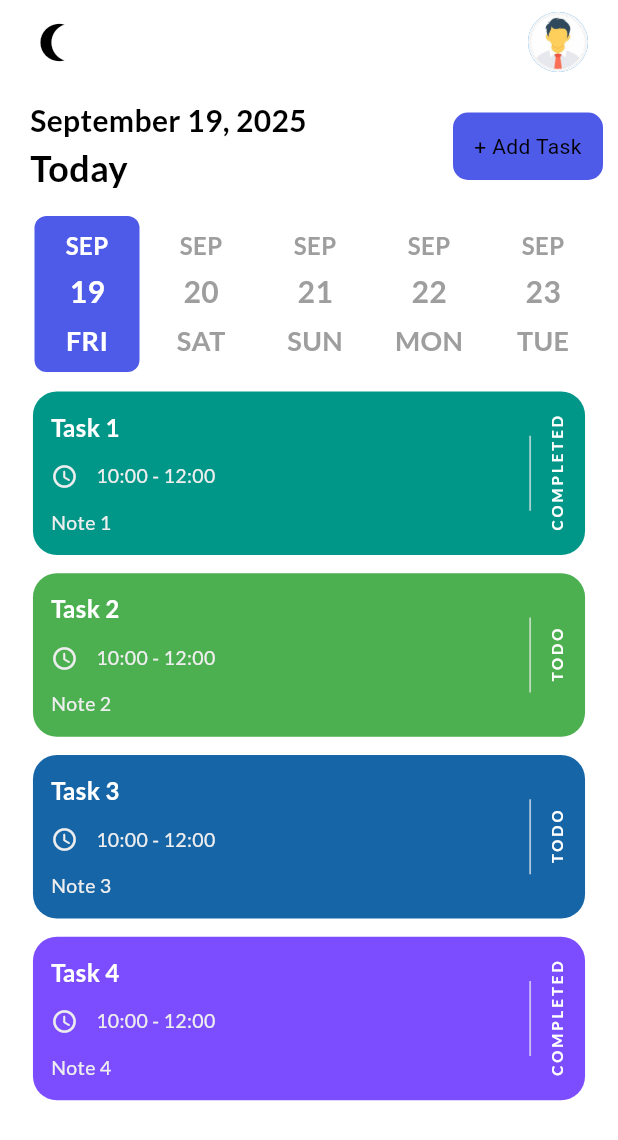
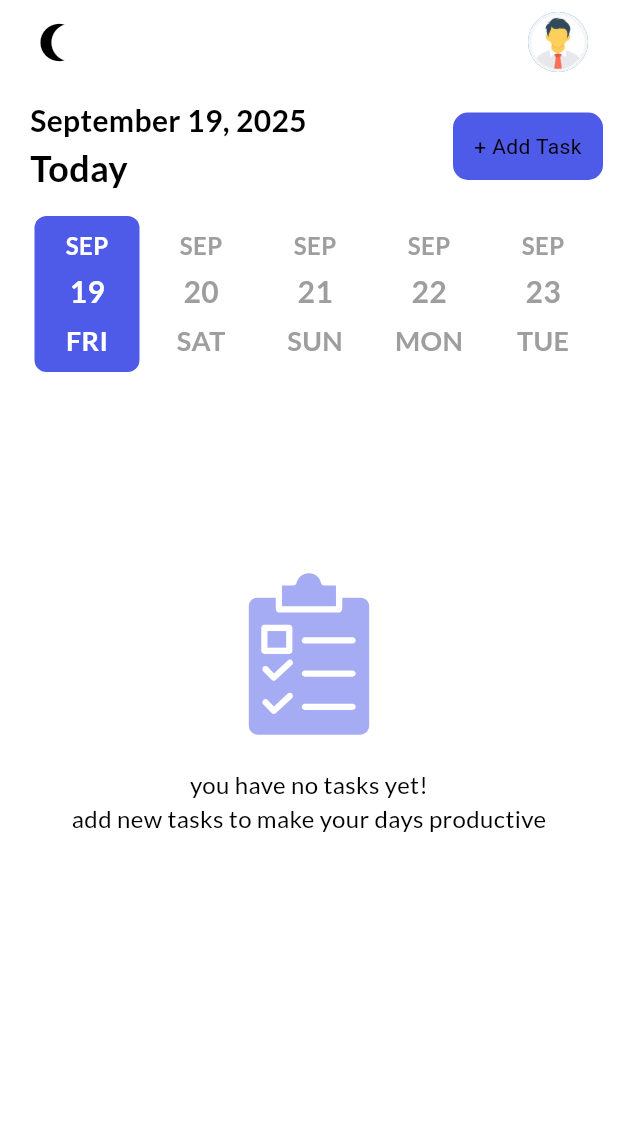
Before and after one commit to MohmedFahmy/todo, a Flutter app: the screen it shows after launch, on a phone screen of 412 x 824 dp. Shown: the top 1140 px of the screen. Run offline on Flutter 3.47's test engine with Material 3 defaults, Android fonts, the phone set to English and light mode, and no system bars; our stand-ins replace flutter_local_notifications, flutter_staggered_animations, flutter_svg, get, get_storage, google_fonts and 4 more; missing offline and left inert: android_intent_plus, dart:html; accounts and stored records are empty; statements that could not run were skipped.

Commit message:
feat: Refactor TaskController and Task model for improved task management and data handling

```diff
--- a/lib/controllers/task_controller.dart
+++ b/lib/controllers/task_controller.dart
@@ -1,63 +1,27 @@
-import 'package:get/get_state_manager/src/simple/get_controllers.dart';
+import 'package:get/get.dart';
+import 'package:todo/db/db_helper.dart';
 
 import '../models/task.dart';
 
 class TaskController extends GetxController {
-  final taskList = <Task>[
-    Task(
-      id: 1,
-      title: 'Task 1',
-      note: 'Note 1',
-      isCompleted: 1,
-      date: '2023-06-01',
-      startTime: '10:00',
-      endTime: '12:00',
-      color: 1,
-      remind: 5,
-      repeat: 'Daily',
-    ),
-    Task(
-      id: 1,
-      title: 'Task 2',
-      note: 'Note 2',
-      isCompleted: 0,
-      date: '2023-06-01',
-      startTime: '10:00',
-      endTime: '12:00',
-      color: 0,
-      remind: 5,
-      repeat: 'Daily',
-    ),
-    Task(
-      id: 1,
-      title: 'Task 3',
-      note: 'Note 3',
-      isCompleted: 0,
-      date: '2023-06-01',
-      startTime: '10:00',
-      endTime: '12:00',
-      color: 2,
-      remind: 5,
-      repeat: 'Daily',
-    ),
-    Task(
-      id: 1,
-      title: 'Task 4',
-      note: 'Note 4',
-      isCompleted: 1,
-      date: '2023-06-01',
-      startTime: '10:00',
-      endTime: '12:00',
-      color: 3,
-      remind: 5,
-      repeat: 'Daily',
-    ),
-  ];
-  getTasks() {}
+  final taskList = <Task>[].obs;
+  Future<void> getTasks() async {
+    List<Map<String, dynamic>> tasks = await DBHelper.query();
+    taskList.assignAll(tasks.map((data) => Task.fromJson(data)).toList());
+    update();
+  }
 
   Future<int> addTask({required Task task}) async {
-    taskList.add(task);
-    update();
-    return 1;
+    return DBHelper.insert(task);
+  }
+
+  void deleteTask(Task task) async {
+    await DBHelper.delete(task);
+    getTasks();
+  }
+
+  markTaskCompleted(int id) async {
+    await DBHelper.update(id);
+    getTasks();
   }
 }
--- a/lib/ui/pages/add_task_page.dart
+++ b/lib/ui/pages/add_task_page.dart
@@ -267,10 +267,10 @@ class _AddTaskPageState extends State<AddTaskPage> {
                 backgroundColor: index == 0
                     ? const Color(0xFF4CAF50) // أخضر جميل
                     : index == 1
-                    ? const Color(0xFF009688) // Teal (أخضر مزرق)
+                    ?  Color.fromARGB(255, 1, 100, 90) // Teal (أخضر مزرق)
                     : index == 2
-                    ? const Color.fromARGB(255, 22, 102, 167) // أزرق سماوي
-                    : const Color(0xFF7C4DFF), // بنفسجي مزرق خفيف (Lavender)
+                    ? Colors.blueGrey[500] // أزرق سماوي
+                    : Colors.teal[400], // بنفسجي مزرق خفيف (Lavender)
                 radius: 14,
                 child: _selectedColor == index
                     ? Icon(Icons.done, color: Colors.white)
--- a/lib/ui/pages/home_page.dart
+++ b/lib/ui/pages/home_page.dart
@@ -26,6 +26,15 @@ class HomePage extends StatefulWidget {
 class _HomePageState extends State<HomePage> {
   final TaskController _taskController = Get.put(TaskController());
   DateTime _selectedDate = DateTime.now();
+  @override
+  void initState() {
+    WidgetsFlutterBinding.ensureInitialized();
+    NotifyHelper notifyHelper = NotifyHelper();
+    notifyHelper.initializeNotification();
+    super.initState();
+    _taskController.getTasks();
+  }
+
   @override
   Widget build(BuildContext context) {
     SizeConfig().init(context);
@@ -114,7 +123,7 @@ class _HomePageState extends State<HomePage> {
   }
 
   _addDateBar() {
-    final theme = Theme.of(context);
+    //  final theme = Theme.of(context);
     return Container(
       margin: const EdgeInsets.only(left: 20, top: 12),
       child: SizedBox(
@@ -159,12 +168,21 @@ class _HomePageState extends State<HomePage> {
 
   _showTasks() {
     return Expanded(
+      child: Obx(() {
+        if (_taskController.taskList.isEmpty) {
+          return _noTaskMsg();
+        } else {
+          return RefreshIndicator(
+            onRefresh: _onRefresh,
             child: ListView.builder(
               scrollDirection: SizeConfig.orientation == Orientation.landscape
                   ? Axis.horizontal
                   : Axis.vertical,
               itemBuilder: (context, index) {
                 var task = _taskController.taskList[index];
+
+                if (task.repeat == 'Daily' ||
+                    task.date == DateFormat.yMd().format(_selectedDate)) {
                   return AnimationConfiguration.staggeredList(
                     position: index,
                     duration: const Duration(milliseconds: 500),
@@ -180,12 +198,22 @@ class _HomePageState extends State<HomePage> {
                       ),
                     ),
                   );
+                }else {
+                  return Container();
+                }
               },
               itemCount: _taskController.taskList.length,
               shrinkWrap: true,
               physics: const BouncingScrollPhysics(),
             ),
           );
+        }
+      }),
+    );
+  }
+
+  Future<void> _onRefresh() async {
+    await _taskController.getTasks();
   }
 
   _noTaskMsg() {
@@ -194,6 +222,8 @@ class _HomePageState extends State<HomePage> {
         AnimatedPositioned(
           duration: const Duration(milliseconds: 5000),
           // curve: Curves.bounceInOut,
+          child: RefreshIndicator(
+            onRefresh: _onRefresh,
             child: SingleChildScrollView(
               child: Wrap(
                 alignment: WrapAlignment.center,
@@ -219,6 +249,7 @@ class _HomePageState extends State<HomePage> {
                     ),
                   ),
                 ],
+              ),
             ),
           ),
         ),
@@ -264,6 +295,7 @@ _builedButtomSheet({
 }
 
 showButtomSheet(BuildContext context, Task task) {
+  final TaskController _taskController = Get.put(TaskController());
   Get.bottomSheet(
     Container(
       padding: const EdgeInsets.only(top: 4),
@@ -287,7 +319,7 @@ showButtomSheet(BuildContext context, Task task) {
                 : _builedButtomSheet(
                     label: 'Task Completed',
                     onTap: () {
-                      // _taskController.markTaskCompleted(task.id!);
+                      _taskController.markTaskCompleted(task.id!);
                       Get.back();
                     },
                     color: primaryClr,
@@ -295,7 +327,7 @@ showButtomSheet(BuildContext context, Task task) {
             _builedButtomSheet(
               label: 'Delete Task',
               onTap: () {
-                // _taskController.deleteTask(task.id!);
+                _taskController.deleteTask(task);
                 Get.back();
               },
               color: primaryClr,
--- a/lib/ui/widgets/task_tile.dart
+++ b/lib/ui/widgets/task_tile.dart
@@ -2,8 +2,6 @@ import 'package:flutter/material.dart';
 import 'package:google_fonts/google_fonts.dart';
 import 'package:todo/models/task.dart';
 import 'package:todo/ui/size_config.dart';
-
-
 
 class TaskTile extends StatelessWidget {
   const TaskTile({Key? key, required this.task}) : super(key: key);
@@ -112,13 +110,13 @@ class TaskTile extends StatelessWidget {
       case 0:
         return const Color(0xFF4CAF50); // أخضر جميل;
       case 1:
-        return const Color(0xFF009688);
+        return const Color.fromARGB(255, 1, 100, 90);
       case 2:
-        return Color.fromARGB(255, 22, 102, 167) ;
+        return Colors.blueGrey[500];
       case 3:
-        return const Color(0xFF7C4DFF);
+        return Colors.teal[400];
       default:
-        return Color.fromARGB(255, 22, 102, 167) ;
+        return Color.fromARGB(255, 22, 102, 167);
     }
   }
 }
```
Also changed, not shown: lib/models/task.dart (+13 -0 lines). Lines whose indentation alone changed are shown as unchanged.
